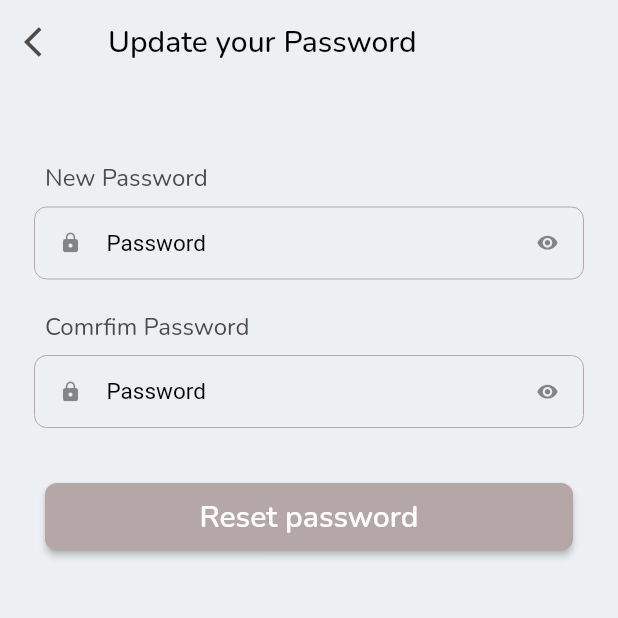
After one commit to STECHcorp/dak, a Flutter app: the UpdatePassword screen opened directly, after a tap on "Reset password", on a phone screen of 412 x 824 dp, the top half of it. The commit adds this screen. Run offline on Flutter 3.47's test engine with Material 2 defaults, Android fonts, the phone set to English and light mode, and no system bars; our stand-ins replace flutter_html, flutter_spinkit, flutter_svg, google_fonts, photo_view, shared_preferences; accounts and stored records are empty.

Commit message:
update password page

```diff
--- a/dak/lib/main.dart
+++ b/dak/lib/main.dart
@@ -1,4 +1,5 @@
 import 'package:dak/constants.dart';
+import 'package:dak/pages/update_password.dart';
 import 'package:flutter/material.dart';
 import 'package:flutter/services.dart';
 import 'package:dak/pages/help_page.dart';
@@ -28,7 +29,7 @@ class MyApp extends StatelessWidget {
         debugShowCheckedModeBanner: false,
         theme: ThemeData(
             fontFamily: fontFamily,
-            primaryColor: Colors.lightBlue[800],
+            primaryColor: Colors.white,
             textTheme: TextTheme(
               bodyText1: TextStyle(
                 fontSize: bodyFontSize,
@@ -38,7 +39,7 @@ class MyApp extends StatelessWidget {
               ),
             ).apply(
               bodyColor: textColorSub,
-              displayColor: Colors.blue,
+              displayColor: Colors.white,
             )),
         home: MainPage(),
       ));
@@ -70,6 +71,8 @@ class _MainPageState extends State<MainPage> {
         return Login();
       case NavigationItem.settings:
         return Setting();
+      case NavigationItem.updatePassword:
+        return UpdatePassword();
       default:
         return Dashboard();
     }
--- a/dak/lib/models/navigation_item.dart
+++ b/dak/lib/models/navigation_item.dart
@@ -5,4 +5,5 @@ enum NavigationItem {
   help,
   settings,
   logout,
+  updatePassword
 }
--- a/dak/lib/pages/login.dart
+++ b/dak/lib/pages/login.dart
@@ -142,12 +142,16 @@ class _LoginState extends State<Login> {
             Row(children: [CheckboxWidget(), Text("Keep Login")]),
             Padding(
               padding: EdgeInsets.only(right: 10.0),
-              child: InkWell(
-                // onTap: () => viewModel.forgotPassword(context),
-                child: Container(
-                  width: 130,
-                  height: 40,
-                  child: Align(
+              child: Container(
+                width: 130,
+                height: 40,
+                child: Align(
+                  child: GestureDetector(
+                    onTap: () {
+                      final provider = Provider.of<NavigationProvider>(context,
+                          listen: false);
+                      provider.setNavigationItem(NavigationItem.updatePassword);
+                    },
                     child: Text(
                       'Forgot Password?',
                       style: TextStyle(
--- /dev/null
+++ b/dak/lib/pages/update_password.dart
@@ -0,0 +1,156 @@
+import 'package:dak/components/checkbox_widget.dart';
+import 'package:flutter/cupertino.dart';
+import 'package:flutter/material.dart';
+import 'package:dak/components/password_text_field.dart';
+import 'package:dak/components/text_form_builder.dart';
+import 'package:dak/constants.dart';
+import 'package:dak/models/navigation_item.dart';
+import 'package:dak/provider/navigation_provider.dart';
+import 'package:provider/provider.dart';
+
+class UpdatePassword extends StatefulWidget {
+  @override
+  _UpdatePasswordState createState() => _UpdatePasswordState();
+}
+
+class _UpdatePasswordState extends State<UpdatePassword> {
+  @override
+  Widget build(BuildContext context) {
+    // UpdatePasswordViewModel viewModel = Provider.of<UpdatePasswordViewModel>(context);
+
+    return Scaffold(
+      appBar: AppBar(
+        backgroundColor: bgColor,
+        elevation: 0,
+        title: Text(
+          'Update your Password',
+          style: TextStyle(color: textColor, fontSize: headingsFonsize),
+        ),
+        leading: IconButton(
+          icon: Icon(Icons.arrow_back_ios, color: textColorSub),
+          onPressed: () {
+            final provider =
+                Provider.of<NavigationProvider>(context, listen: false);
+            provider.setNavigationItem(NavigationItem.logout);
+          },
+        ),
+      ),
+      backgroundColor: bgColor,
+      // key: viewModel.scaffoldKey,
+      body: ListView(
+        padding: EdgeInsets.symmetric(horizontal: 15.0, vertical: 20.0),
+        children: [
+          SizedBox(height: 32.0),
+          Container(
+            constraints: BoxConstraints(
+              maxWidth: MediaQuery.of(context).size.width * 0.6,
+            ),
+            child: buildForm(context),
+          ),
+        ],
+      ),
+    );
+  }
+
+  buildForm(
+    BuildContext context,
+  ) {
+    final screenWidth = MediaQuery.of(context).size.width;
+    return Form(
+      // key: viewModel.formKey,
+      autovalidateMode: AutovalidateMode.onUserInteraction,
+      child: Column(
+        children: [
+          Container(
+            width: double.infinity,
+            padding: EdgeInsets.symmetric(horizontal: 15.0),
+            child: Text(
+              "New Password",
+              textAlign: TextAlign.left,
+              style: TextStyle(
+                fontSize: bodyFontSize,
+                fontWeight: FontWeight.w400,
+              ),
+            ),
+          ),
+          SizedBox(height: 8.0),
+          PasswordFormBuilder(
+            // enabled: !viewModel.loading,
+            prefix: Icons.lock,
+            suffix: Icons.visibility,
+            hintText: "Password",
+            textInputAction: TextInputAction.done,
+            // validateFunction: Validations.validatePassword,
+            // submitAction: () => viewModel.login(context),
+            obscureText: true,
+            onSaved: (String val) {
+              // viewModel.setPassword(val);
+            },
+            // focusNode: viewModel.passFN,
+          ),
+          SizedBox(height: 16.0),
+          Container(
+            width: double.infinity,
+            padding: EdgeInsets.symmetric(horizontal: 15.0),
+            child: Text(
+              "Comrfim Password",
+              textAlign: TextAlign.left,
+              style: TextStyle(
+                fontSize: bodyFontSize,
+                fontWeight: FontWeight.w400,
+              ),
+            ),
+          ),
+          SizedBox(height: 8.0),
+          PasswordFormBuilder(
+            // enabled: !viewModel.loading,
+            prefix: Icons.lock,
+            suffix: Icons.visibility,
+            hintText: "Password",
+            textInputAction: TextInputAction.done,
+            // validateFunction: Validations.validatePassword,
+            // submitAction: () => viewModel.login(context),
+            obscureText: true,
+            onSaved: (String val) {
+              // viewModel.setPassword(val);
+            },
+            // focusNode: viewModel.passFN,
+          ),
+          SizedBox(height: 32.0),
+          Container(
+            height: 45.0,
+            width: double.infinity,
+            padding: EdgeInsets.symmetric(horizontal: 15.0),
+            child: ElevatedButton(
+              style: ButtonStyle(
+                shape: MaterialStateProperty.all<RoundedRectangleBorder>(
+                  RoundedRectangleBorder(
+                    borderRadius: BorderRadius.circular(8.0),
+                  ),
+                ),
+                backgroundColor: MaterialStateProperty.all<Color>(
+                  subBgColor,
+                ),
+              ),
+              // highlightElevation: 4.0,
+              onPressed: () {
+                final provider =
+                    Provider.of<NavigationProvider>(context, listen: false);
+                provider.setNavigationItem(NavigationItem.logout);
+              },
+              child: Text(
+                'Reset password',
+                style: TextStyle(
+                  color: Colors.white,
+                  fontSize: headingsFonsize,
+                  fontWeight: FontWeight.w600,
+                ),
+              ),
+              // onPressed: () => viewModel.login(context),
+            ),
+          ),
+        ],
+      ),
+    );
+  }
+}
```
